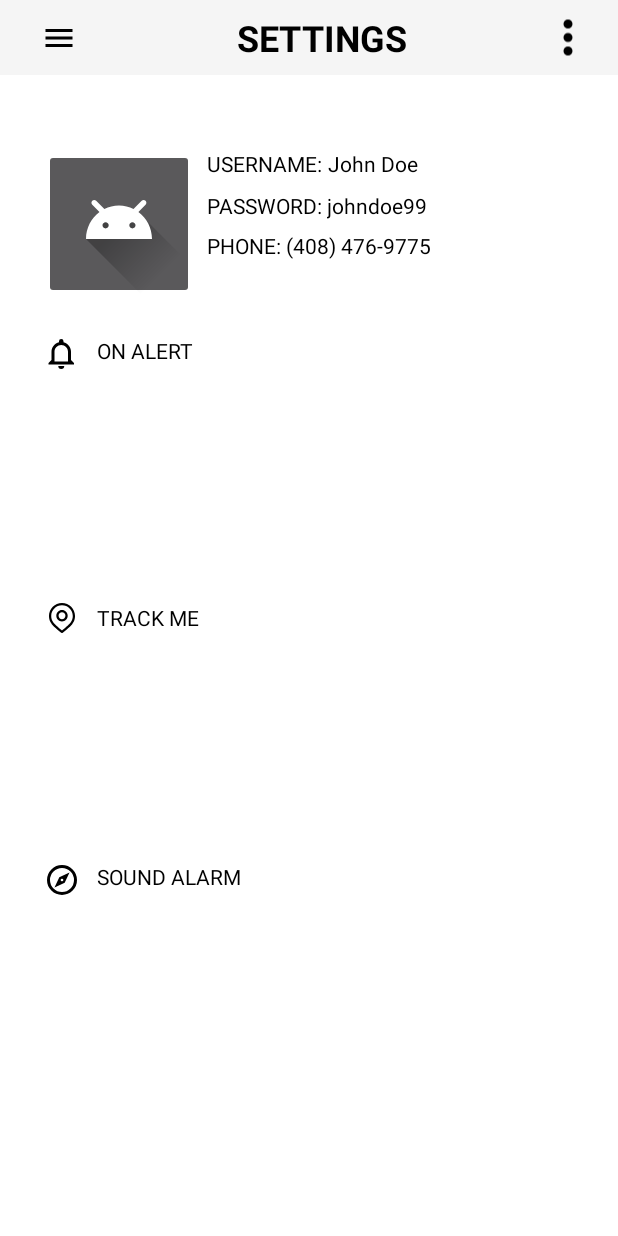
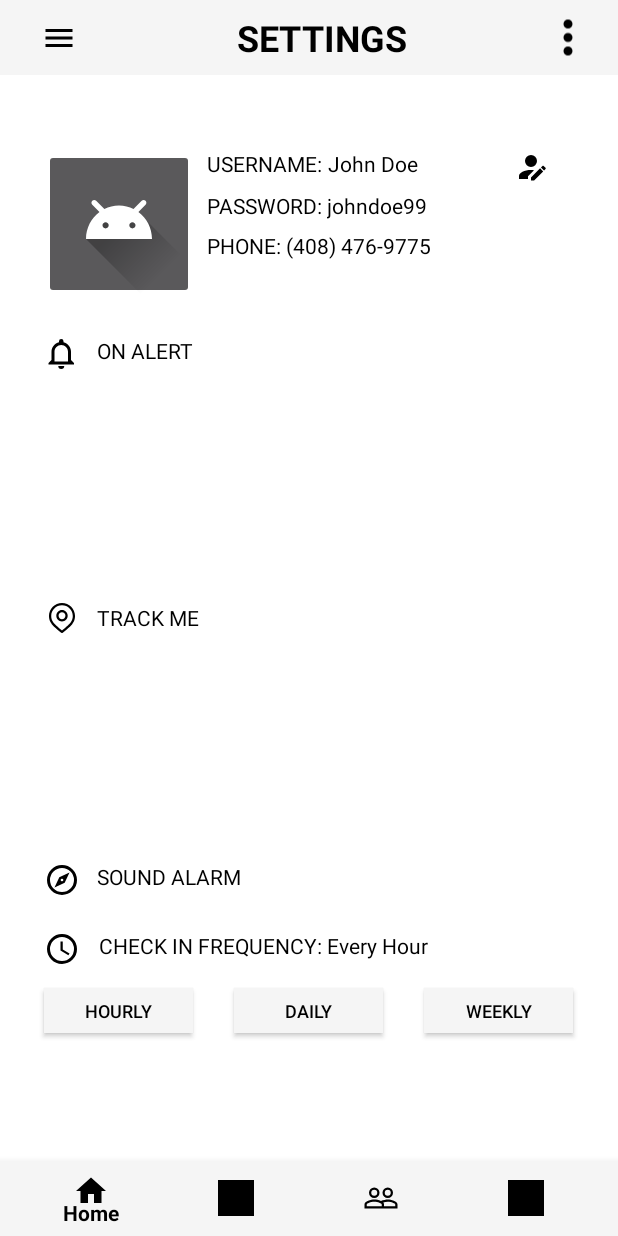
Before and after one commit to appsur/SurApp, an Android app: the SettingsActivity screen opened directly, with no data from a screen before it, on a phone screen of 412 x 824 dp. Run offline under Robolectric (Android 15) with nearby library versions, the phone set to English and light mode, and no system bars; Roboto replaces fonts that are not available here.

Commit message:
Added select item id to main activity, designed settings activity layout.

```diff
--- a/app/src/main/java/com/pusheenicorn/safetyapp/FriendsActivity.java
+++ b/app/src/main/java/com/pusheenicorn/safetyapp/FriendsActivity.java
@@ -1,8 +1,8 @@
 package com.pusheenicorn.safetyapp;
 
 import android.graphics.drawable.Drawable;
+import android.os.Bundle;
 import android.support.v7.app.AppCompatActivity;
-import android.os.Bundle;
 import android.widget.ProgressBar;
 
 public class FriendsActivity extends AppCompatActivity {
@@ -17,7 +17,5 @@ public class FriendsActivity extends AppCompatActivity {
         Drawable draw = getDrawable(R.drawable.customprogressbar);
         // set the drawable as progress drawable
 //        progressBar.setProgressDrawable(draw);
-
-
     }
 }
--- a/app/src/main/java/com/pusheenicorn/safetyapp/MainActivity.java
+++ b/app/src/main/java/com/pusheenicorn/safetyapp/MainActivity.java
@@ -39,5 +39,7 @@ public class MainActivity extends AppCompatActivity {
                 return false;
             }
         });
+
+        bottomNavigationView.setSelectedItemId(R.id.action_person);
     }
 }
--- /dev/null
+++ b/app/src/main/res/drawable/clock_outline.xml
@@ -0,0 +1,8 @@
+<!-- drawable/clock_outline.xml -->
+<vector xmlns:android="http://schemas.android.com/apk/res/android"
+    android:height="24dp"
+    android:width="24dp"
+    android:viewportWidth="24"
+    android:viewportHeight="24">
+    <path android:fillColor="#000" android:pathData="M12,20A8,8 0 0,0 20,12A8,8 0 0,0 12,4A8,8 0 0,0 4,12A8,8 0 0,0 12,20M12,2A10,10 0 0,1 22,12A10,10 0 0,1 12,22C6.47,22 2,17.5 2,12A10,10 0 0,1 12,2M12.5,7V12.25L17,14.92L16.25,16.15L11,13V7H12.5Z" />
+</vector>
--- a/app/src/main/res/layout/activity_settings.xml
+++ b/app/src/main/res/layout/activity_settings.xml
@@ -106,7 +106,7 @@
         android:textSize="14sp" />
 
     <TextView
-        android:id="@+id/tvPasswordValue2"
+        android:id="@+id/tvPhoneNumberValue"
         android:layout_width="wrap_content"
         android:layout_height="wrap_content"
         android:layout_alignBottom="@+id/tvPhoneNumber"
@@ -191,4 +191,86 @@
         android:text="SOUND ALARM"
         android:textColor="@color/black" />
 
+    <TextView
+        android:id="@+id/tvFrequency"
+        android:layout_width="wrap_content"
+        android:layout_height="wrap_content"
+        android:layout_alignEnd="@+id/tvPassword"
+        android:layout_alignTop="@+id/imageView2"
+        android:text="CHECK IN FREQUENCY: "
+        android:textColor="@color/black" />
+
+    <Button
+        android:id="@+id/btnDaily"
+        android:layout_width="99dp"
+        android:layout_height="30dp"
+        android:layout_alignTop="@+id/btnWeekly"
+        android:layout_centerHorizontal="true"
+        android:background="@color/lightGray"
+        android:text="DAILY"
+        android:textColor="@color/black"
+        android:textSize="12sp" />
+
+    <Button
+        android:id="@+id/btnWeekly"
+        android:layout_width="99dp"
+        android:layout_height="30dp"
+        android:layout_alignParentEnd="true"
+        android:layout_alignTop="@+id/btnHourly"
+        android:layout_marginEnd="30dp"
+        android:background="@color/lightGray"
+        android:text="WEEKLY"
+        android:textColor="@color/black"
+        android:textSize="12sp" />
+
+    <Button
+        android:id="@+id/btnHourly"
+        android:layout_width="99dp"
+        android:layout_height="30dp"
+        android:layout_alignParentBottom="true"
+        android:layout_alignStart="@+id/ibProfileImage"
+        android:layout_marginBottom="135dp"
+        android:background="@color/lightGray"
+        android:text="HOURLY"
+        android:textColor="@color/black"
+        android:textSize="12sp" />
+
+    <TextView
+        android:id="@+id/tvCheckinFrequency"
+        android:layout_width="wrap_content"
+        android:layout_height="wrap_content"
+        android:layout_alignTop="@+id/tvFrequency"
+        android:layout_toEndOf="@+id/tvPassword"
+        android:text="Every Hour"
+        android:textColor="@color/black" />
+
+    <ImageView
+        android:id="@+id/imageView2"
+        android:layout_width="wrap_content"
+        android:layout_height="wrap_content"
+        android:layout_alignParentBottom="true"
+        android:layout_alignStart="@+id/ibProfileImage"
+        android:layout_marginBottom="179dp"
+        app:srcCompat="@drawable/clock_outline" />
+
+    <ImageButton
+        android:id="@+id/imageButton8"
+        android:layout_width="wrap_content"
+        android:layout_height="wrap_content"
+        android:layout_alignParentEnd="true"
+        android:layout_alignTop="@+id/ibProfileImage"
+        android:layout_marginEnd="46dp"
+        android:background="@android:color/transparent"
+        app:srcCompat="@drawable/account_edit" />
+
+    <android.support.design.widget.BottomNavigationView
+        android:id="@+id/bottom_navigation"
+        android:layout_width="match_parent"
+        android:layout_height="50dp"
+        android:layout_alignParentBottom="true"
+        app:menu="@menu/menu"
+        android:background="@color/lightGray"
+        app:itemIconTint="@color/black"
+        app:itemTextColor="@color/black"/>
+
 </RelativeLayout>
```
